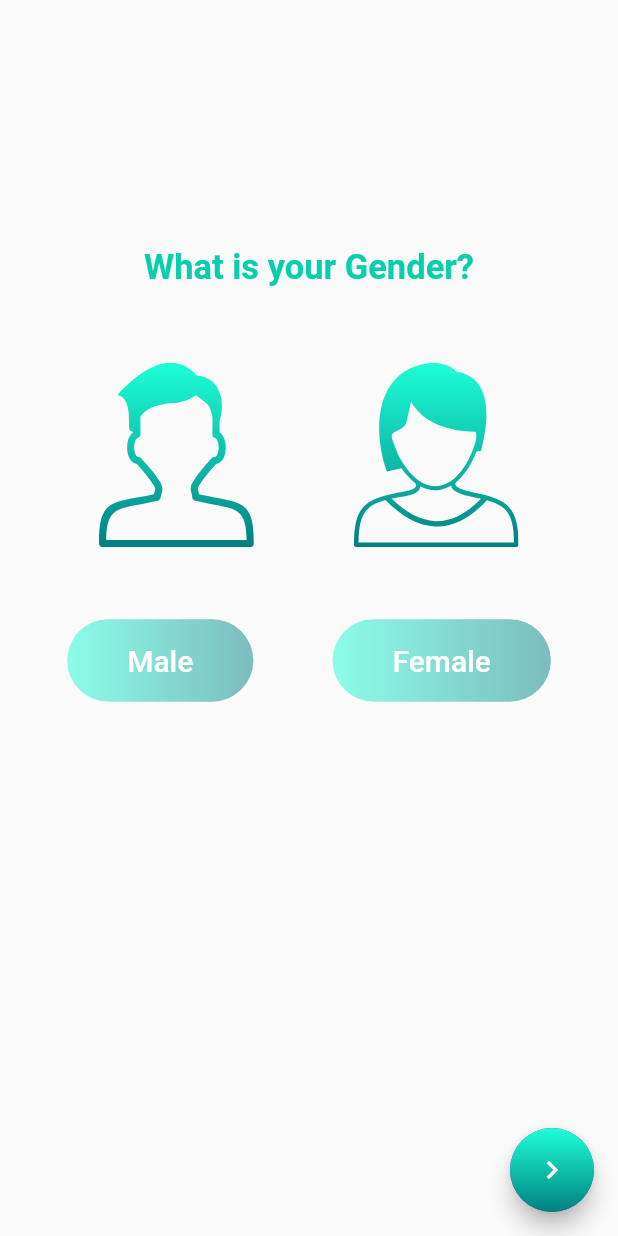
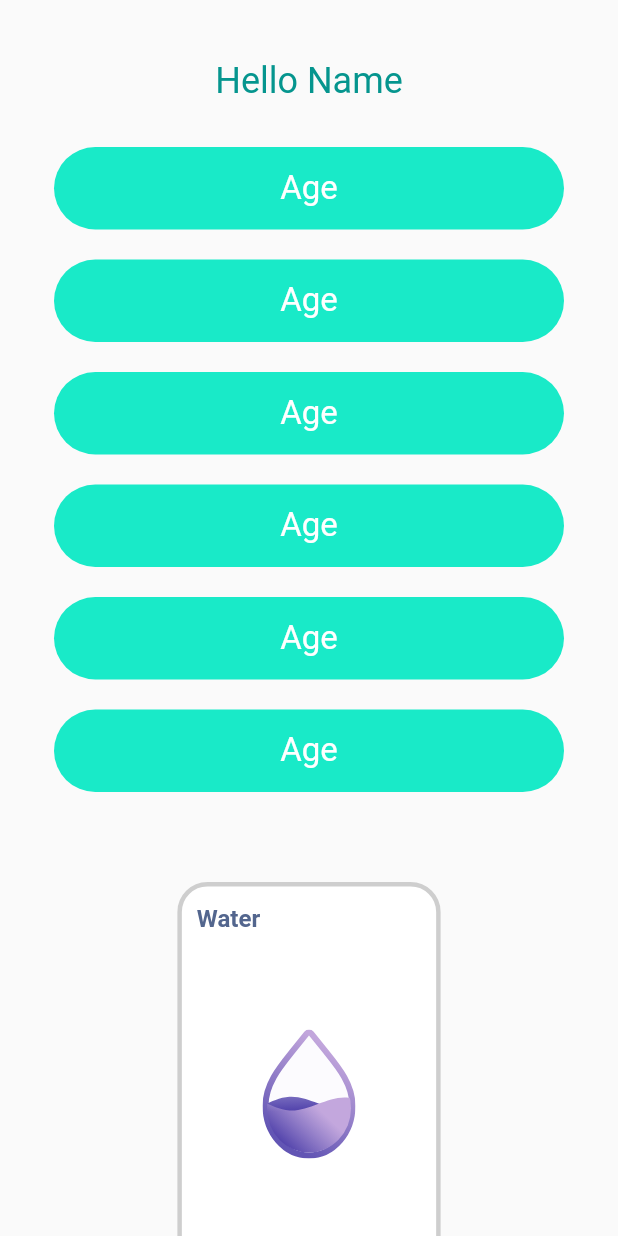
Before and after one commit to VikramNaik26/Health_app, a Flutter app: the screen it shows after launch, on a phone screen of 412 x 824 dp. Run offline on Flutter 3.47's test engine with Material 2 defaults, Android fonts, the light colour scheme and no system bars; our stand-ins replace flutter_svg.

Commit message:
result page

```diff
--- a/lib/main.dart
+++ b/lib/main.dart
@@ -3,6 +3,7 @@ import 'package:health_app/pages/deatail_page.dart';
 import 'package:health_app/pages/home_page.dart';
 import 'package:health_app/pages/main_home_page.dart';
 import 'package:health_app/pages/profile_page.dart';
+import 'package:health_app/pages/result_page.dart';
 import 'package:health_app/pages/user_info.dart';
 
 void main() {
@@ -21,7 +22,7 @@ class MyApp extends StatelessWidget {
       theme: ThemeData(
         primarySwatch: Colors.deepPurple,
       ),
-      home: const UserInfoPage(),
+      home: const ResultPage(),
     );
   }
 }
--- /dev/null
+++ b/lib/pages/result_page.dart
@@ -0,0 +1,80 @@
+import 'package:flutter/material.dart';
+import 'package:health_app/widgets/app_large_text.dart';
+import 'package:health_app/widgets/app_text.dart';
+import 'package:health_app/widgets/health_card.dart';
+
+class ResultPage extends StatelessWidget {
+  const ResultPage({super.key});
+
+  @override
+  Widget build(BuildContext context) {
+    Size size = MediaQuery.of(context).size;
+    return SafeArea(
+      child: Scaffold(
+        body: SingleChildScrollView(
+          scrollDirection: Axis.vertical,
+          child: Column(
+            crossAxisAlignment: CrossAxisAlignment.center,
+            children: [
+              const SizedBox(
+                height: 40,
+              ),
+              const AppText(
+                text: 'Hello Name',
+                fontSize: 24,
+                color: Color(0xff05958E),
+              ),
+              const SizedBox(
+                height: 20,
+              ),
+              SizedBox(
+                height: 500,
+                child: ListView.builder(
+                  scrollDirection: Axis.vertical,
+                  itemBuilder: (context, index) => DetailList(
+                    size: size,
+                  ),
+                  itemCount: 6,
+                ),
+              ),
+              HealthCard(
+                size: size,
+
+                title: 'Water',
+                mainIconPath: 'assets/icons/Water iluss.svg',
+              )
+            ],
+          ),
+        ),
+      ),
+    );
+  }
+}
+
+class DetailList extends StatelessWidget {
+  const DetailList({
+    super.key,
+    required this.size,
+  });
+
+  final Size size;
+
+  @override
+  Widget build(BuildContext context) {
+    return Container(
+      margin: const EdgeInsets.symmetric(horizontal: 36, vertical: 10),
+      alignment: Alignment.center,
+      width: size.width * .8,
+      height: 55,
+      decoration: BoxDecoration(
+        color: const Color(0xff19EAC8),
+        borderRadius: BorderRadius.circular(30),
+      ),
+      child: const AppText(
+        text: 'Age',
+        color: Colors.white,
+        fontSize: 22,
+      ),
+    );
+  }
+}
--- a/lib/widgets/health_card.dart
+++ b/lib/widgets/health_card.dart
@@ -7,7 +7,7 @@ class HealthCard extends StatelessWidget {
     super.key,
     required this.size,
     required this.title,
-    required this.iconPath,
+    this.iconPath = '',
     // this.mainIconWidth = 0,
     this.textColor,
     this.height,
@@ -63,9 +63,10 @@ class HealthCard extends StatelessWidget {
                   color: textColor ?? const Color(0xff53668E),
                   fontWeight: FontWeight.bold,
                 ),
-                SvgPicture.asset(
-                  iconPath,
-                )
+                if (iconPath.isNotEmpty)
+                  SvgPicture.asset(
+                    iconPath,
+                  )
               ],
             ),
           ),
```
Also changed, not shown: lib/pages/user_info.dart (+99 -12 lines).
